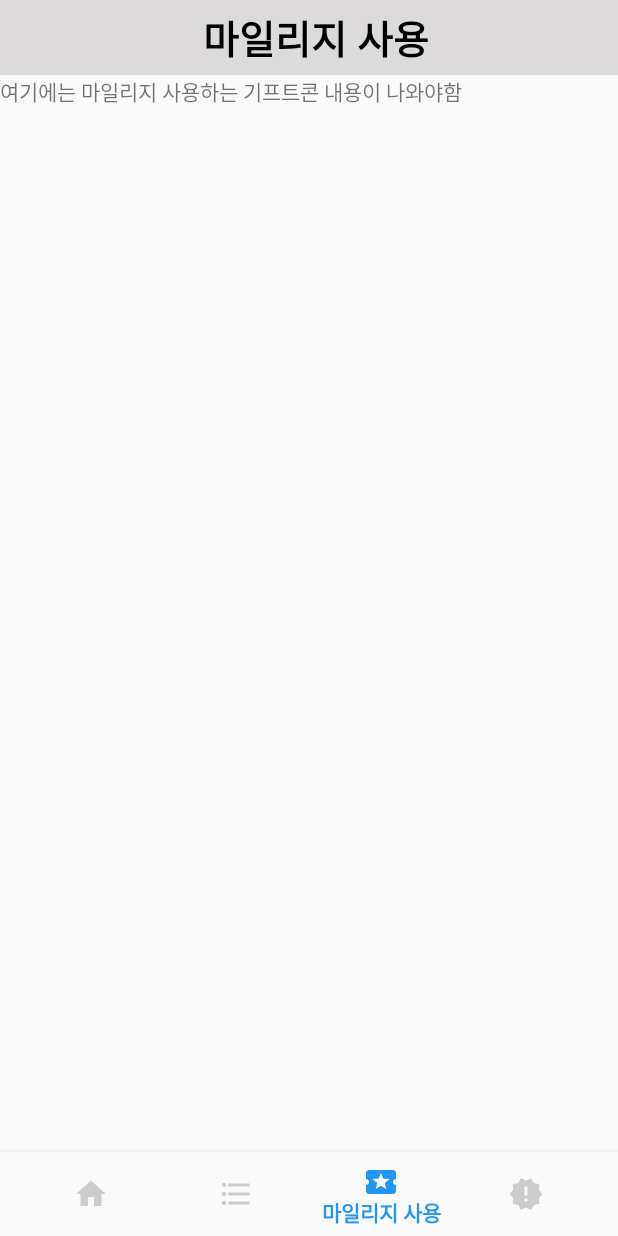
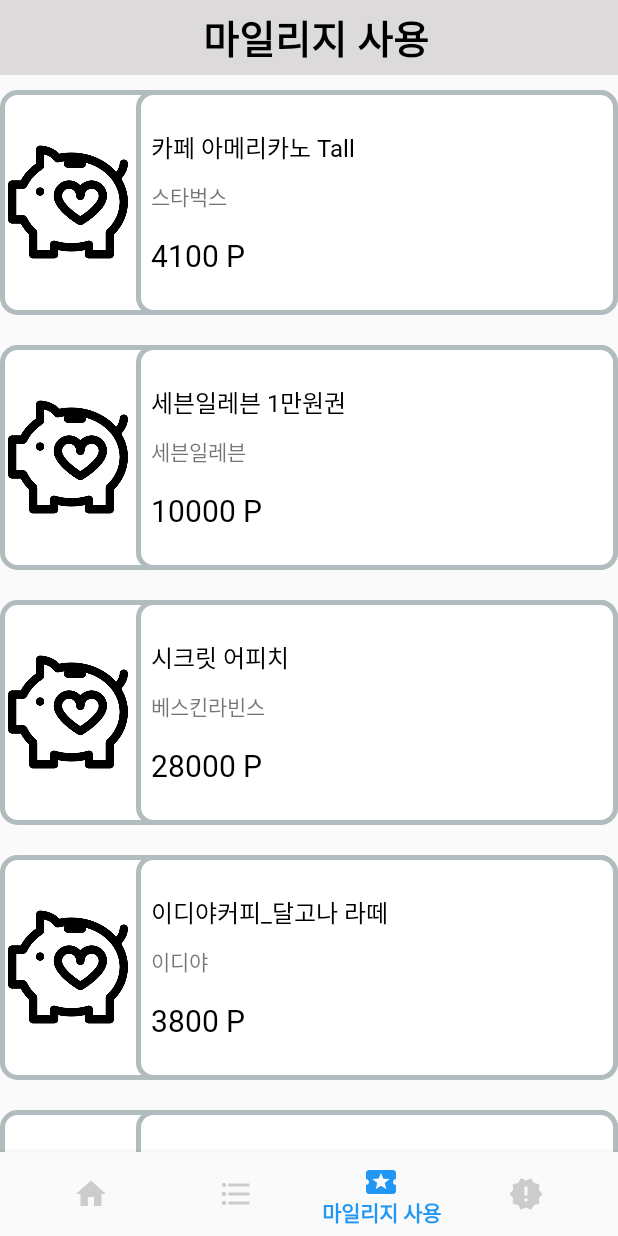
Before and after one commit to DongSu-Park/IoTDonationPiggyBank, an Android app: the screen it shows after launch once a user with an empty profile is signed in (MainActivity), item 3 of the bottom bar chosen, on a phone screen of 412 x 824 dp. Run offline under Robolectric (Android 15) with nearby library versions, the phone set to English and light mode, and no system bars; our stand-ins replace Firebase (no records; nobody signed in at launch, a user with empty details on screens opened directly); 6 statements that could not run were skipped.

Commit message:
프레그먼트3 기프트콘 내용 추가

```diff
--- a/app/src/main/java/com/flore/iotdonationpiggybank/Fragment1.java
+++ b/app/src/main/java/com/flore/iotdonationpiggybank/Fragment1.java
@@ -80,7 +80,7 @@ public class Fragment1 extends Fragment {
                     get_donation = myUser.getTotalCoin(); // 현재 기부한 금액
                     get_mileage = myUser.getTotalMileage(); // 현재 남은 마일리지 금액
 
-                    tv_welcome_nickname.setText("안녕하세요! " + get_id + " 님!");
+                    tv_welcome_nickname.setText("안녕하세요 " + get_id + " 님!");
                     tv_donation_check.setText(get_donation + "원");
                     tv_mileage_check.setText(get_mileage + "점");
                 }
--- a/app/src/main/java/com/flore/iotdonationpiggybank/Fragment3.java
+++ b/app/src/main/java/com/flore/iotdonationpiggybank/Fragment3.java
@@ -8,9 +8,18 @@ import android.view.ViewGroup;
 import androidx.annotation.NonNull;
 import androidx.annotation.Nullable;
 import androidx.fragment.app.Fragment;
+import androidx.recyclerview.widget.LinearLayoutManager;
+import androidx.recyclerview.widget.RecyclerView;
+
+import java.util.Arrays;
+import java.util.List;
 
 public class Fragment3 extends Fragment {
     ViewGroup viewGroup;
+
+    private RecyclerView rv_gift_list;
+    private RecyclerView.LayoutManager layoutManager;
+    private giftListAdapter giftListAdapter;
 
     public static Fragment3 newInstance() {
         return new Fragment3();
@@ -20,6 +29,65 @@ public class Fragment3 extends Fragment {
     @Override
     public View onCreateView(@NonNull LayoutInflater inflater, @Nullable ViewGroup container, @Nullable Bundle savedInstanceState) {
         viewGroup = (ViewGroup) inflater.inflate(R.layout.fragment3,container,false);
+
+        // 프레그먼트 3 시작
+        init();
+
+        getData();
+
         return viewGroup;
     }
+
+    private void init() {
+        rv_gift_list = viewGroup.findViewById(R.id.rv_gift_list);
+        rv_gift_list.setHasFixedSize(true);
+
+        layoutManager = new LinearLayoutManager(getActivity());
+        rv_gift_list.setLayoutManager(layoutManager);
+
+        giftListAdapter = new giftListAdapter();
+        rv_gift_list.setAdapter(giftListAdapter);
+    }
+
+    private void getData() {
+        List<Integer> listResId = Arrays.asList(
+                R.drawable.piggy_bank,
+                R.drawable.piggy_bank,
+                R.drawable.piggy_bank,
+                R.drawable.piggy_bank,
+                R.drawable.piggy_bank
+        );
+
+        List<String> list_gift_item_name = Arrays.asList(
+                "카페 아메리카노 Tall",
+                "세븐일레븐 1만원권",
+                "시크릿 어피치",
+                "이디야커피_달고나 라떼",
+                "패밀리 아이스크림"
+        );
+
+        List<String> list_gift_item_service = Arrays.asList(
+                "스타벅스",
+                "세븐일레븐",
+                "베스킨라빈스",
+                "이디야",
+                "베스킨라빈스"
+        );
+
+        List<Integer> list_gift_item_point = Arrays.asList(
+                4100,10000,28000,3800,4000
+        );
+
+        for (int i = 0; i < list_gift_item_name.size(); i++){
+            giftListData giftListData = new giftListData();
+            giftListData.setGift_img_resid(listResId.get(i));
+            giftListData.setGift_item_name(list_gift_item_name.get(i));
+            giftListData.setGift_item_service(list_gift_item_service.get(i));
+            giftListData.setGift_item_point(list_gift_item_point.get(i));
+
+            giftListAdapter.addItem(giftListData);
+        }
+
+        giftListAdapter.notifyDataSetChanged();
+    }
 }
--- /dev/null
+++ b/app/src/main/java/com/flore/iotdonationpiggybank/giftListAdapter.java
@@ -0,0 +1,62 @@
+package com.flore.iotdonationpiggybank;
+
+import android.view.LayoutInflater;
+import android.view.View;
+import android.view.ViewGroup;
+import android.widget.ImageView;
+import android.widget.TextView;
+
+import androidx.annotation.NonNull;
+import androidx.recyclerview.widget.RecyclerView;
+
+import java.util.ArrayList;
+
+public class giftListAdapter extends RecyclerView.Adapter<giftListAdapter.ItemViewHolder> {
+
+    private ArrayList<giftListData> listData = new ArrayList<>();
+
+    @NonNull
+    @Override
+    public giftListAdapter.ItemViewHolder onCreateViewHolder(@NonNull ViewGroup parent, int viewType) {
+        View view = LayoutInflater.from(parent.getContext()).inflate(R.layout.mileage_uses_item, parent, false);
+        return new ItemViewHolder(view);
+    }
+
+    @Override
+    public void onBindViewHolder(@NonNull giftListAdapter.ItemViewHolder holder, int position) {
+        holder.onBind(listData.get(position));
+    }
+
+    @Override
+    public int getItemCount() {
+        return listData.size();
+    }
+
+    void addItem(giftListData giftListData){
+        listData.add(giftListData);
+    }
+
+   class ItemViewHolder extends RecyclerView.ViewHolder{
+        private ImageView iv_gift_item_img;
+        private TextView tv_gift_item_name;
+        private TextView tv_gift_item_service;
+        private TextView tv_gift_item_point;
+
+
+       ItemViewHolder(@NonNull View itemView) {
+           super(itemView);
+
+           iv_gift_item_img = itemView.findViewById(R.id.iv_gift_item_img);
+           tv_gift_item_name = itemView.findViewById(R.id.tv_gift_item_name);
+           tv_gift_item_service = itemView.findViewById(R.id.tv_gift_item_service);
+           tv_gift_item_point = itemView.findViewById(R.id.tv_gift_item_point);
+       }
+
+       void onBind(giftListData giftListData) {
+            iv_gift_item_img.setImageResource(giftListData.getGift_img_resid());
+            tv_gift_item_name.setText(giftListData.getGift_item_name());
+            tv_gift_item_service.setText(giftListData.getGift_item_service());
+            tv_gift_item_point.setText(String.valueOf(giftListData.getGift_item_point()) + " P");
+       }
+   }
+}
--- /dev/null
+++ b/app/src/main/java/com/flore/iotdonationpiggybank/giftListData.java
@@ -0,0 +1,40 @@
+package com.flore.iotdonationpiggybank;
+
+public class giftListData {
+    private int gift_img_resid; // 기프트콘 이미지
+    private String gift_item_name; // 기프트콘 상품 이름
+    private String gift_item_service; // 기프트콘 제공자 이름
+    private int gift_item_point;
+
+    public int getGift_img_resid() {
+        return gift_img_resid;
+    }
+
+    public void setGift_img_resid(int gift_img_resid) {
+        this.gift_img_resid = gift_img_resid;
+    }
+
+    public String getGift_item_name() {
+        return gift_item_name;
+    }
+
+    public void setGift_item_name(String gift_item_name) {
+        this.gift_item_name = gift_item_name;
+    }
+
+    public String getGift_item_service() {
+        return gift_item_service;
+    }
+
+    public void setGift_item_service(String gift_item_service) {
+        this.gift_item_service = gift_item_service;
+    }
+
+    public int getGift_item_point() {
+        return gift_item_point;
+    }
+
+    public void setGift_item_point(int gift_item_point) {
+        this.gift_item_point = gift_item_point;
+    }
+}
--- a/app/src/main/res/layout/fragment3.xml
+++ b/app/src/main/res/layout/fragment3.xml
@@ -23,9 +23,9 @@
             android:textStyle="bold" />
     </LinearLayout>
 
-    <TextView
-        android:id="@+id/textView6"
+    <androidx.recyclerview.widget.RecyclerView
+        android:id="@+id/rv_gift_list"
         android:layout_width="match_parent"
-        android:layout_height="wrap_content"
-        android:text="여기에는 마일리지 사용하는 기프트콘 내용이 나와야함" />
+        android:layout_height="wrap_content" />
+
 </LinearLayout>
--- /dev/null
+++ b/app/src/main/res/layout/mileage_uses_item.xml
@@ -0,0 +1,68 @@
+<?xml version="1.0" encoding="utf-8"?>
+<LinearLayout xmlns:android="http://schemas.android.com/apk/res/android"
+    xmlns:app="http://schemas.android.com/apk/res-auto"
+    xmlns:tools="http://schemas.android.com/tools"
+    android:layout_width="match_parent"
+    android:layout_height="wrap_content"
+    android:layout_marginTop="10dp"
+    android:layout_marginBottom="10dp"
+    android:orientation="vertical">
+
+    <LinearLayout
+        android:layout_width="match_parent"
+        android:layout_height="150dp"
+        android:background="@drawable/item_round"
+        android:orientation="horizontal">
+
+        <ImageView
+            android:id="@+id/iv_gift_item_img"
+            android:layout_width="80dp"
+            android:layout_height="80dp"
+            android:layout_gravity="center"
+            android:layout_margin="5dp"
+            app:srcCompat="@drawable/gift" />
+
+        <LinearLayout
+            android:layout_width="match_parent"
+            android:layout_height="match_parent"
+            android:background="@drawable/item_round"
+            android:gravity="center"
+            android:orientation="vertical">
+
+            <TextView
+                android:id="@+id/tv_gift_item_name"
+                android:layout_width="match_parent"
+                android:layout_height="wrap_content"
+                android:layout_marginLeft="10dp"
+                android:layout_marginRight="10dp"
+                android:text="기프트콘 아이템 이름"
+                android:fontFamily="@font/gmarketsansttfmedium"
+                android:textColor="#000000"
+                android:textSize="16sp" />
+
+            <TextView
+                android:id="@+id/tv_gift_item_service"
+                android:layout_width="match_parent"
+                android:layout_height="wrap_content"
+                android:layout_marginLeft="10dp"
+                android:layout_marginTop="10dp"
+                android:layout_marginRight="10dp"
+                android:layout_marginBottom="15dp"
+                android:text="기프트콘 제공처"
+                android:fontFamily="@font/gmarketsansttfmedium"
+                android:textSize="14sp" />
+
+            <TextView
+                android:id="@+id/tv_gift_item_point"
+                android:layout_width="match_parent"
+                android:layout_height="wrap_content"
+                android:layout_marginLeft="10dp"
+                android:layout_marginRight="10dp"
+                android:text="x,xxx P"
+                android:fontFamily="@font/gmarketsansttfbold"
+                android:textColor="#000000"
+                android:textSize="20sp" />
+        </LinearLayout>
+    </LinearLayout>
+
+</LinearLayout>
```
